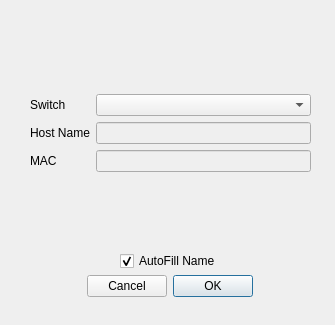
The window that src/ui/add_host_dialog.ui (Peachmann/mnGui) describes before a commit, drawn with Qt 5.
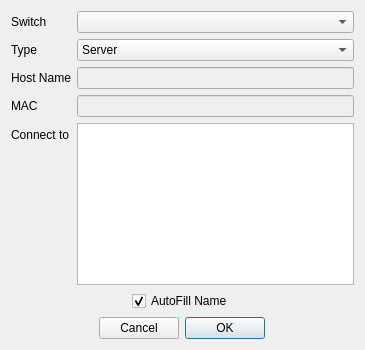
The same window after the commit.

Commit message: Can add hosts dynamically, send requests to servers

What changed in the file:
```diff
--- a/src/ui/add_host_dialog.ui
+++ b/src/ui/add_host_dialog.ui
@@ -6,44 +6,15 @@
    <rect>
     <x>0</x>
     <y>0</y>
-    <width>335</width>
-    <height>325</height>
+    <width>365</width>
+    <height>350</height>
    </rect>
   </property>
   <property name="windowTitle">
    <string>Add Host</string>
   </property>
-  <widget class="QDialogButtonBox" name="button_box">
-   <property name="geometry">
-    <rect>
-     <x>80</x>
-     <y>270</y>
-     <width>181</width>
-     <height>32</height>
-    </rect>
-   </property>
-   <property name="layoutDirection">
-    <enum>Qt::RightToLeft</enum>
-   </property>
-   <property name="orientation">
-    <enum>Qt::Horizontal</enum>
-   </property>
-   <property name="standardButtons">
-    <set>QDialogButtonBox::Cancel|QDialogButtonBox::Ok</set>
-   </property>
-   <property name="centerButtons">
-    <bool>true</bool>
-   </property>
-  </widget>
-  <widget class="QWidget" name="layoutWidget">
-   <property name="geometry">
-    <rect>
-     <x>30</x>
-     <y>20</y>
-     <width>281</width>
-     <height>251</height>
-    </rect>
-   </property>
+  <layout class="QGridLayout" name="gridLayout">
+   <item row="0" column="0">
    <layout class="QVBoxLayout" name="full_layout" stretch="3,1">
     <item>
      <layout class="QFormLayout" name="form_layout">
@@ -60,14 +31,14 @@
       <item row="0" column="1">
        <widget class="QComboBox" name="switch_box"/>
       </item>
-      <item row="1" column="0">
+       <item row="2" column="0">
        <widget class="QLabel" name="host_label">
         <property name="text">
          <string>Host Name</string>
         </property>
        </widget>
       </item>
-      <item row="1" column="1">
+       <item row="2" column="1">
        <widget class="QLineEdit" name="host_name">
         <property name="enabled">
          <bool>false</bool>
@@ -77,20 +48,58 @@
         </property>
        </widget>
       </item>
-      <item row="2" column="0">
+       <item row="3" column="0">
        <widget class="QLabel" name="mac_label">
         <property name="text">
          <string>MAC</string>
         </property>
        </widget>
       </item>
-      <item row="2" column="1">
+       <item row="3" column="1">
        <widget class="QLineEdit" name="mac_name">
         <property name="enabled">
          <bool>false</bool>
         </property>
        </widget>
       </item>
+       <item row="1" column="0">
+        <widget class="QLabel" name="type_label">
+         <property name="text">
+          <string>Type</string>
+         </property>
+        </widget>
+       </item>
+       <item row="1" column="1">
+        <widget class="QComboBox" name="type_box">
+         <item>
+          <property name="text">
+           <string>Server</string>
+          </property>
+         </item>
+         <item>
+          <property name="text">
+           <string>Client</string>
+          </property>
+         </item>
+        </widget>
+       </item>
+       <item row="4" column="1">
+        <widget class="QListWidget" name="other_host_list">
+         <property name="selectionMode">
+          <enum>QAbstractItemView::MultiSelection</enum>
+         </property>
+         <property name="viewMode">
+          <enum>QListView::ListMode</enum>
+         </property>
+        </widget>
+       </item>
+       <item row="4" column="0">
+        <widget class="QLabel" name="connect_label">
+         <property name="text">
+          <string>Connect to</string>
+         </property>
+        </widget>
+       </item>
      </layout>
     </item>
     <item>
@@ -108,7 +117,24 @@
      </layout>
     </item>
    </layout>
-  </widget>
+   </item>
+   <item row="1" column="0">
+    <widget class="QDialogButtonBox" name="button_box">
+     <property name="layoutDirection">
+      <enum>Qt::RightToLeft</enum>
+     </property>
+     <property name="orientation">
+      <enum>Qt::Horizontal</enum>
+     </property>
+     <property name="standardButtons">
+      <set>QDialogButtonBox::Cancel|QDialogButtonBox::Ok</set>
+     </property>
+     <property name="centerButtons">
+      <bool>true</bool>
+     </property>
+    </widget>
+   </item>
+  </layout>
  </widget>
  <resources/>
  <connections>
```
Lines whose indentation alone changed are shown as unchanged. The commit also changes 15 other files.
